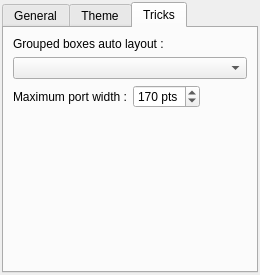
First picture: the form in resources/ui/canvas_options.ui, repository Houston4444/HoustonPatchbay, before the edit.
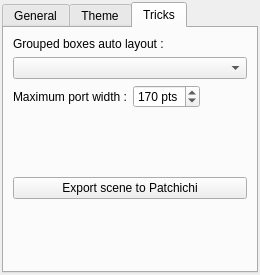
Second picture: the form after the edit. The open tabs and pages were chosen to show the change. Icons and pictures are not drawn.

Commit message: add patchichi export button and function

Diff of the .ui file:
```diff
--- a/resources/ui/canvas_options.ui
+++ b/resources/ui/canvas_options.ui
@@ -304,6 +304,39 @@
              </property>
             </spacer>
            </item>
+           <item>
+            <widget class="QPushButton" name="pushButtonPatchichiExport">
+             <property name="sizePolicy">
+              <sizepolicy hsizetype="Minimum" vsizetype="Fixed">
+               <horstretch>0</horstretch>
+               <verstretch>0</verstretch>
+              </sizepolicy>
+             </property>
+             <property name="toolTip">
+              <string>&lt;html&gt;&lt;head/&gt;&lt;body&gt;&lt;p&gt;Patchichi is a software allowing to run patchbay scenes abstractly.&lt;/p&gt;&lt;p&gt;It is useful for developers, to can develop or fix bug on the patchbay.&lt;/p&gt;&lt;p&gt;It is also nicer to use Patchichi to edit patchbay themes.&lt;/p&gt;&lt;p&gt;You could also use it to build a patchbay graph, for tutorials or whatever you want.&lt;/p&gt;&lt;p&gt;&lt;br/&gt;&lt;/p&gt;&lt;/body&gt;&lt;/html&gt;</string>
+             </property>
+             <property name="text">
+              <string>Export scene to Patchichi</string>
+             </property>
+             <property name="icon">
+              <iconset theme="document-save-as">
+               <normaloff>.</normaloff>.</iconset>
+             </property>
+            </widget>
+           </item>
+           <item>
+            <spacer name="verticalSpacer_4">
+             <property name="orientation">
+              <enum>Qt::Vertical</enum>
+             </property>
+             <property name="sizeHint" stdset="0">
+              <size>
+               <width>20</width>
+               <height>40</height>
+              </size>
+             </property>
+            </spacer>
+           </item>
           </layout>
          </widget>
         </widget>
```
The commit also changes 2 other files.
